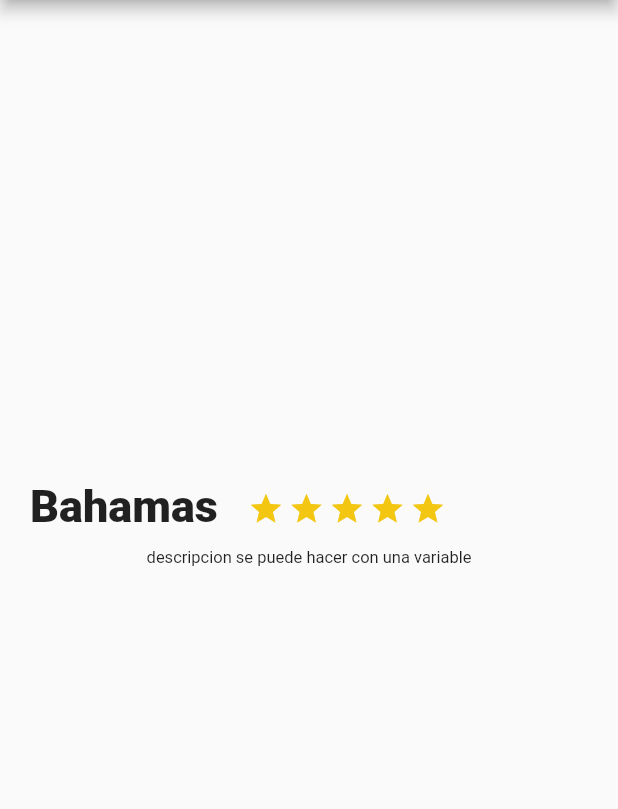
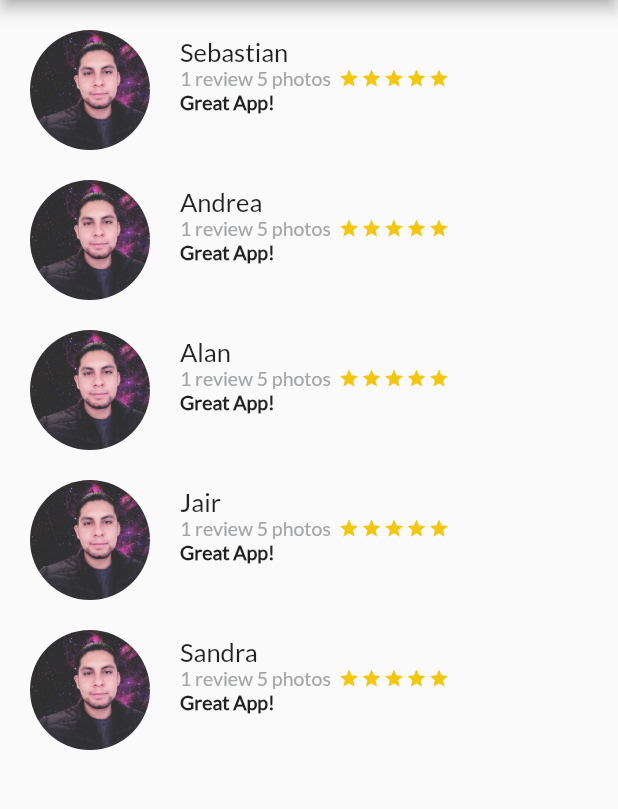
Before and after one commit to alexis-ramos/flutter-app-one, a Flutter app: the screen it shows after launch, on a phone screen of 412 x 824 dp, the part 84-893 px from its top. Run offline on Flutter 3.47's test engine with Material 2 defaults, Android fonts, the phone set to English and light mode, and no system bars.

Commit message:
se agregan las estrellas y comentarios

```diff
--- a/lib/description_place.dart
+++ b/lib/description_place.dart
@@ -39,7 +39,7 @@ class DescriptionPlace extends StatelessWidget {
       margin: EdgeInsets.only(top: 10, left: 20, right: 20),
       child: Text(
         descriptionPlace,
-        style: TextStyle(fontSize: 11.0),
+        style: TextStyle(fontFamily: "lato", fontSize: 11.0),
         textAlign: TextAlign.justify,
       ),
     );
@@ -50,7 +50,10 @@ class DescriptionPlace extends StatelessWidget {
           margin: EdgeInsets.only(top: 320.0, left: 20.0, right: 20.0),
           child: Text(
             namePlace,
-            style: TextStyle(fontSize: 30.0, fontWeight: FontWeight.w900),
+            style: TextStyle(
+                fontFamily: "lato",
+                fontSize: 30.0,
+                fontWeight: FontWeight.w900),
             textAlign: TextAlign.left,
           ),
         ),
--- a/lib/main.dart
+++ b/lib/main.dart
@@ -1,5 +1,6 @@
 import 'package:flutter/material.dart';
 import 'description_place.dart';
+import 'review_list.dart';
 
 void main() => runApp(MyApp());
 
@@ -25,8 +26,8 @@ class MyApp extends StatelessWidget {
           appBar: AppBar(
             title: Text("Layout One"),
           ),
-          body: new DescriptionPlace(
-              "Bahamas", 4, "descripcion se puede hacer con una variable"),
+          //body: new DescriptionPlace("Bahamas", 4, "descripcion se puede hacer con una variable"),
+          body: ReviewList(),
         ));
   }
 }
--- /dev/null
+++ b/lib/rating.dart
@@ -0,0 +1,56 @@
+import 'package:flutter/material.dart';
+
+class Rating extends StatelessWidget {
+  double stars;
+  double marginLeft;
+  double fontSize;
+
+  Rating(this.stars, this.marginLeft, this.fontSize);
+
+  Widget getStar(double star) {
+    var icon = Icon(
+      Icons.star,
+      color: Color(0xFFf2C611),
+      size: fontSize,
+    );
+
+    if (star == 0.5) {
+      icon = Icon(
+        Icons.star_half,
+        color: Color(0xFFf2C611),
+        size: fontSize,
+      );
+    } else {
+      if (star < 0.5) {
+        icon = Icon(
+          Icons.star_border,
+          color: Color(0xFFa3a5a7),
+          size: fontSize,
+        );
+      }
+    }
+
+    return Container(margin: EdgeInsets.only(right: 1.0), child: icon);
+  }
+
+  Widget getRating(double stars) {
+    var list = new List<Widget>();
+
+    for (var n = 0; n < 5; n++) {
+      list.add(getStar(stars));
+      stars--;
+    }
+    return Container(
+      margin: EdgeInsets.only(left: marginLeft),
+      child: Row(
+        children: list,
+      ),
+    );
+  }
+
+  @override
+  Widget build(BuildContext context) {
+    // TODO: implement build
+    return getRating(stars);
+  }
+}
--- /dev/null
+++ b/lib/review.dart
@@ -0,0 +1,68 @@
+import 'package:flutter/material.dart';
+import 'rating.dart';
+
+class Review extends StatelessWidget {
+  String pathImage = "assets/img/alexis.jpg";
+
+  String name = "Alexis Ramos";
+  String details = "1 review 5 photos";
+  double stars = 5;
+  String comment = "There is an amazing place in ";
+
+  Review(this.pathImage, this.name, this.comment, this.details);
+  @override
+  Widget build(BuildContext context) {
+    // TODO: implement build
+    final userComment = Container(
+      margin: EdgeInsets.only(left: 20.0),
+      child: Text(
+        comment,
+        textAlign: TextAlign.left,
+        style: TextStyle(
+            fontFamily: "lato", fontSize: 13.0, fontWeight: FontWeight.w900),
+      ),
+    );
+
+    final userInfo = Row(
+      children: <Widget>[
+        Container(
+          margin: EdgeInsets.only(left: 20.0),
+          child: Text(
+            details,
+            textAlign: TextAlign.left,
+            style: TextStyle(
+                fontFamily: "lato", fontSize: 13.0, color: Color(0xFFa3a5a7)),
+          ),
+        ),
+        Rating(stars, 5.0, 14.0)
+      ],
+    );
+
+    final userName = Container(
+      margin: EdgeInsets.only(left: 20.0),
+      child: Text(
+        name,
+        textAlign: TextAlign.left,
+        style: TextStyle(fontFamily: "lato", fontSize: 17.0),
+      ),
+    );
+
+    final userDetail = Column(
+      crossAxisAlignment: CrossAxisAlignment.start,
+      children: <Widget>[userName, userInfo, userComment],
+    );
+
+    final photo = Container(
+      margin: EdgeInsets.only(top: 20.0, left: 20.0),
+      width: 80.0,
+      height: 80.0,
+      decoration: BoxDecoration(
+          shape: BoxShape.circle,
+          image:
+              DecorationImage(fit: BoxFit.cover, image: AssetImage(pathImage))),
+    );
+    return Row(
+      children: <Widget>[photo, userDetail],
+    );
+  }
+}
--- /dev/null
+++ b/lib/review_list.dart
@@ -0,0 +1,23 @@
+import 'package:flutter/material.dart';
+import 'review.dart';
+
+class ReviewList extends StatelessWidget {
+  @override
+  Widget build(BuildContext context) {
+    // TODO: implement build
+    return Column(
+      children: <Widget>[
+        new Review('assets/img/alexis.jpg', 'Sebastian', 'Great App!',
+            '1 review 5 photos'),
+        new Review('assets/img/alexis.jpg', 'Andrea', 'Great App!',
+            '1 review 5 photos'),
+        new Review(
+            'assets/img/alexis.jpg', 'Alan', 'Great App!', '1 review 5 photos'),
+        new Review(
+            'assets/img/alexis.jpg', 'Jair', 'Great App!', '1 review 5 photos'),
+        new Review('assets/img/alexis.jpg', 'Sandra', 'Great App!',
+            '1 review 5 photos')
+      ],
+    );
+  }
+}
```
Also changed, not shown: pubspec.yaml (+8 -0 lines), assets/img/alexis.jpg (added), fonts/Lato-Regular.ttf (added).
